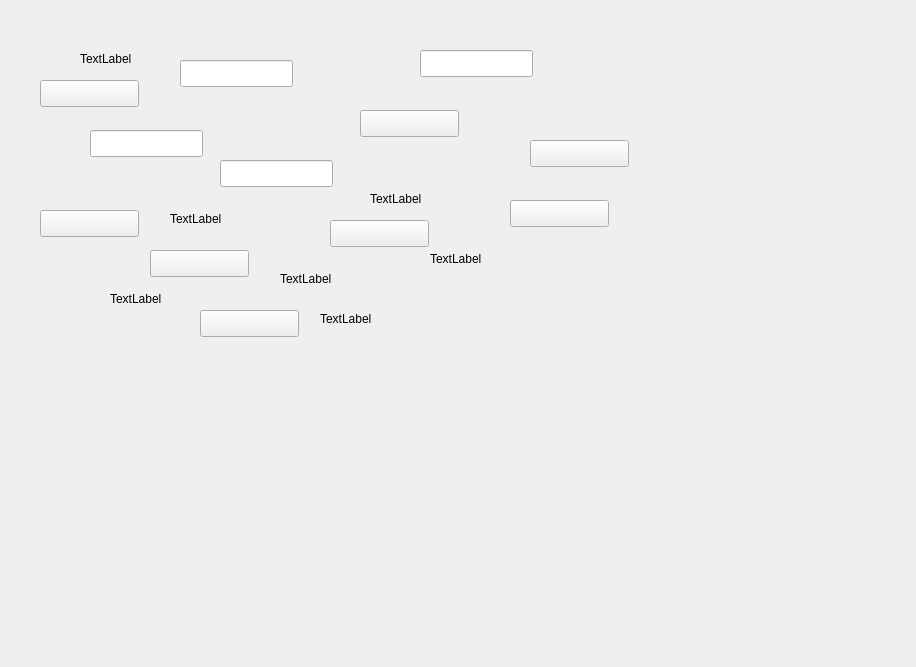
Before: the Qt Designer form k1160pro/qsettingcalibrationform.ui in photonlili/K1160, drawn with Qt 5.
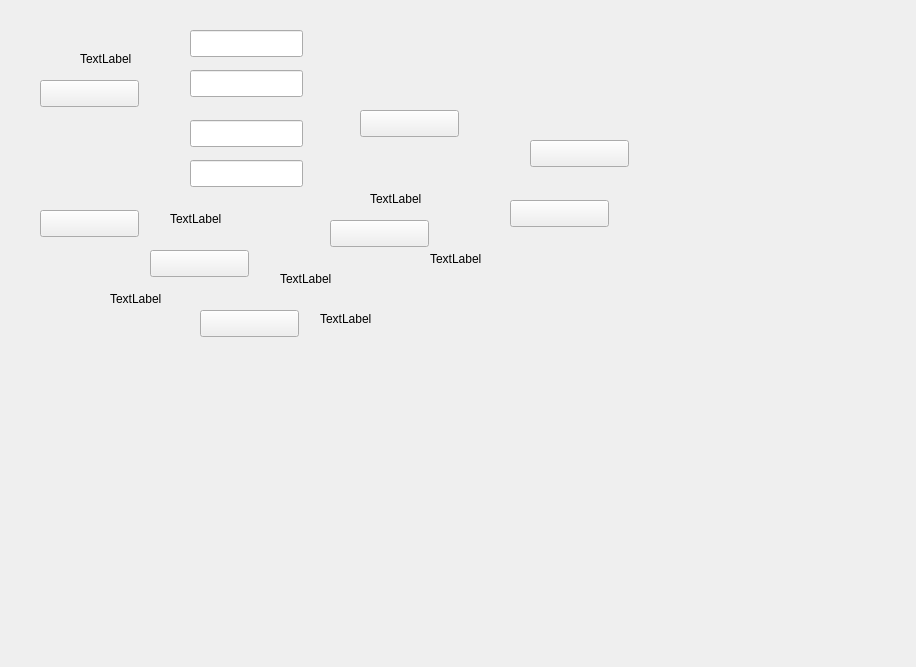
After: the same form once the commit is applied.

The edit to the form file:
```diff
--- a/k1160pro/qsettingcalibrationform.ui
+++ b/k1160pro/qsettingcalibrationform.ui
@@ -130,36 +130,6 @@
     <string/>
    </property>
   </widget>
-  <widget class="QLineEdit" name="le_float">
-   <property name="geometry">
-    <rect>
-     <x>220</x>
-     <y>160</y>
-     <width>113</width>
-     <height>27</height>
-    </rect>
-   </property>
-  </widget>
-  <widget class="QLineEdit" name="le_int50">
-   <property name="geometry">
-    <rect>
-     <x>90</x>
-     <y>130</y>
-     <width>113</width>
-     <height>27</height>
-    </rect>
-   </property>
-  </widget>
-  <widget class="QLineEdit" name="le_int150">
-   <property name="geometry">
-    <rect>
-     <x>180</x>
-     <y>60</y>
-     <width>113</width>
-     <height>27</height>
-    </rect>
-   </property>
-  </widget>
   <widget class="QPushButton" name="pb_1">
    <property name="geometry">
     <rect>
@@ -225,19 +195,6 @@
     <string/>
    </property>
   </widget>
-  <widget class="QLineEdit" name="le_jiajianfa">
-   <property name="geometry">
-    <rect>
-     <x>420</x>
-     <y>50</y>
-     <width>113</width>
-     <height>27</height>
-    </rect>
-   </property>
-   <property name="readOnly">
-    <bool>true</bool>
-   </property>
-  </widget>
   <widget class="QLabel" name="label_jiaozhun">
    <property name="geometry">
     <rect>
@@ -264,6 +221,49 @@
     <string/>
    </property>
   </widget>
+  <widget class="QLineEdit" name="le_float">
+   <property name="geometry">
+    <rect>
+     <x>190</x>
+     <y>30</y>
+     <width>113</width>
+     <height>27</height>
+    </rect>
+   </property>
+  </widget>
+  <widget class="QLineEdit" name="le_int50">
+   <property name="geometry">
+    <rect>
+     <x>190</x>
+     <y>70</y>
+     <width>113</width>
+     <height>27</height>
+    </rect>
+   </property>
+  </widget>
+  <widget class="QLineEdit" name="le_int150">
+   <property name="geometry">
+    <rect>
+     <x>190</x>
+     <y>120</y>
+     <width>113</width>
+     <height>27</height>
+    </rect>
+   </property>
+  </widget>
+  <widget class="QLineEdit" name="le_jiajianfa">
+   <property name="geometry">
+    <rect>
+     <x>190</x>
+     <y>160</y>
+     <width>113</width>
+     <height>27</height>
+    </rect>
+   </property>
+   <property name="readOnly">
+    <bool>true</bool>
+   </property>
+  </widget>
  </widget>
  <resources/>
  <connections/>
```
Left out of the diff: 3 changed lines with no effect on the pictures.
